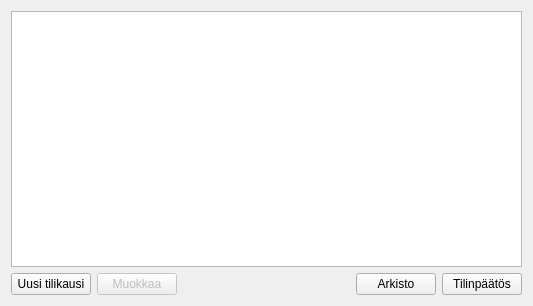
Before: the Qt Designer form kitupiikki/arkisto/arkisto.ui in artoh/kitupiikki, drawn with Qt 5.
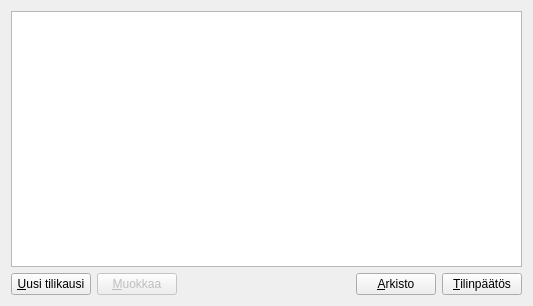
After: the same form once the commit is applied. Icons and pictures are not drawn.

The edit to the form file:
```diff
--- a/kitupiikki/arkisto/arkisto.ui
+++ b/kitupiikki/arkisto/arkisto.ui
@@ -32,7 +32,7 @@
      <item>
       <widget class="QPushButton" name="uusiNappi">
        <property name="text">
-        <string>Uusi tilikausi</string>
+        <string>&amp;Uusi tilikausi</string>
        </property>
        <property name="icon">
         <iconset resource="../pic/pic.qrc">
@@ -46,7 +46,7 @@
         <bool>false</bool>
        </property>
        <property name="text">
-        <string>Muokkaa</string>
+        <string>&amp;Muokkaa</string>
        </property>
        <property name="icon">
         <iconset resource="../pic/pic.qrc">
@@ -70,7 +70,7 @@
      <item>
       <widget class="QPushButton" name="arkistoNappi">
        <property name="text">
-        <string>Arkisto</string>
+        <string>&amp;Arkisto</string>
        </property>
        <property name="icon">
         <iconset resource="../pic/pic.qrc">
@@ -81,7 +81,7 @@
      <item>
       <widget class="QPushButton" name="tilinpaatosNappi">
        <property name="text">
-        <string>Tilinpäätös</string>
+        <string>&amp;Tilinpäätös</string>
        </property>
        <property name="icon">
         <iconset resource="../pic/pic.qrc">
```
Left out of the diff: 9 changed lines with no effect on the pictures.
